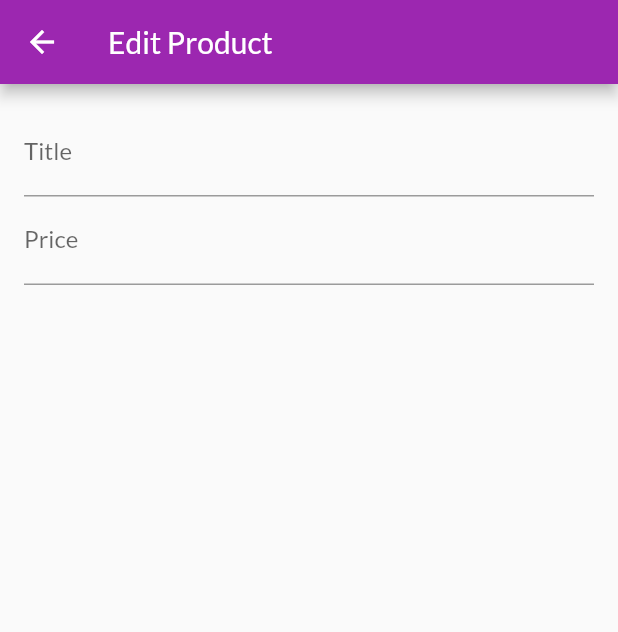
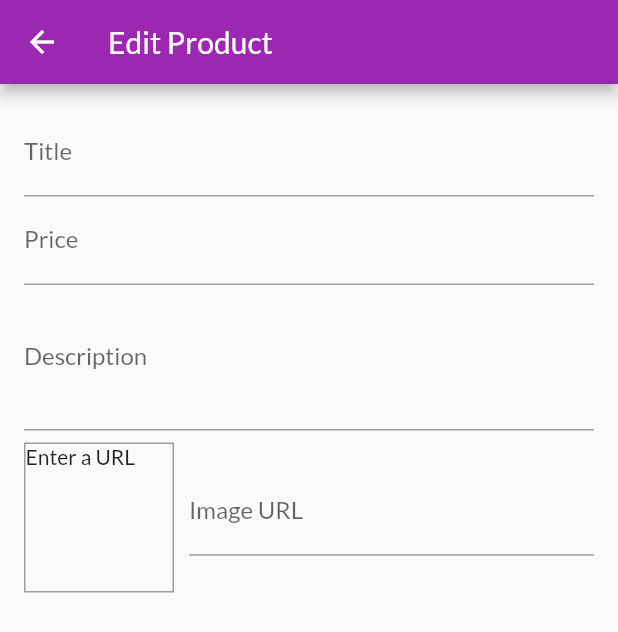
Before and after one commit to abhijit-bora/shop-app, a Flutter app: the EditProductScreen screen opened by its route, on a phone screen of 412 x 824 dp. Shown: the top 632 px of the screen. Run offline on Flutter 3.47's test engine with Material 2 defaults, Android fonts, the phone set to English and light mode, and no system bars; network calls fail.

Commit message:
Image input addded in edit product screen

```diff
--- a/lib/screens/edit_product_screen.dart
+++ b/lib/screens/edit_product_screen.dart
@@ -8,6 +8,17 @@ class EditProductScreen extends StatefulWidget {
 
 class _EditProductScreenState extends State<EditProductScreen> {
   final _priceFocusNode = FocusNode();
+  final _descriptionFocusNode = FocusNode();
+  final _imageUrlController = TextEditingController();
+
+  @override
+  void dispose() {
+    _priceFocusNode.dispose();
+    _descriptionFocusNode.dispose();
+    _imageUrlController.dispose();
+    super.dispose();
+  }
+
   @override
   Widget build(BuildContext context) {
     return Scaffold(
@@ -31,7 +42,52 @@ class _EditProductScreenState extends State<EditProductScreen> {
                 textInputAction: TextInputAction.next,
                 keyboardType: TextInputType.number,
                 focusNode: _priceFocusNode,
+                onFieldSubmitted: (_) {
+                  FocusScope.of(context).requestFocus(_descriptionFocusNode);
+                },
               ),
+              TextFormField(
+                decoration: InputDecoration(labelText: 'Description'),
+                maxLines: 3,
+                keyboardType: TextInputType.multiline,
+                focusNode: _descriptionFocusNode,
+              ),
+              Row(
+                children: <Widget>[
+                  Container(
+                    width: 100,
+                    height: 100,
+                    margin: EdgeInsets.only(
+                      top: 8,
+                      right: 10,
+                    ),
+                    decoration: BoxDecoration(
+                      border: Border.all(
+                        width: 1,
+                        color: Colors.grey,
+                      ),
+                    ),
+                    child: _imageUrlController.text.isEmpty
+                        ? Text('Enter a URL')
+                        : FittedBox(
+                            child: Image.network(
+                              _imageUrlController.text,
+                              fit: BoxFit.cover,
+                            ),
+                          ),
+                  ),
+                  Expanded(
+                    child: TextFormField(
+                      decoration: InputDecoration(
+                        labelText: 'Image URL',
+                      ),
+                      keyboardType: TextInputType.url,
+                      textInputAction: TextInputAction.done,
+                      controller: _imageUrlController,
+                    ),
+                  )
+                ],
+              )
             ],
           ),
         ),
```
